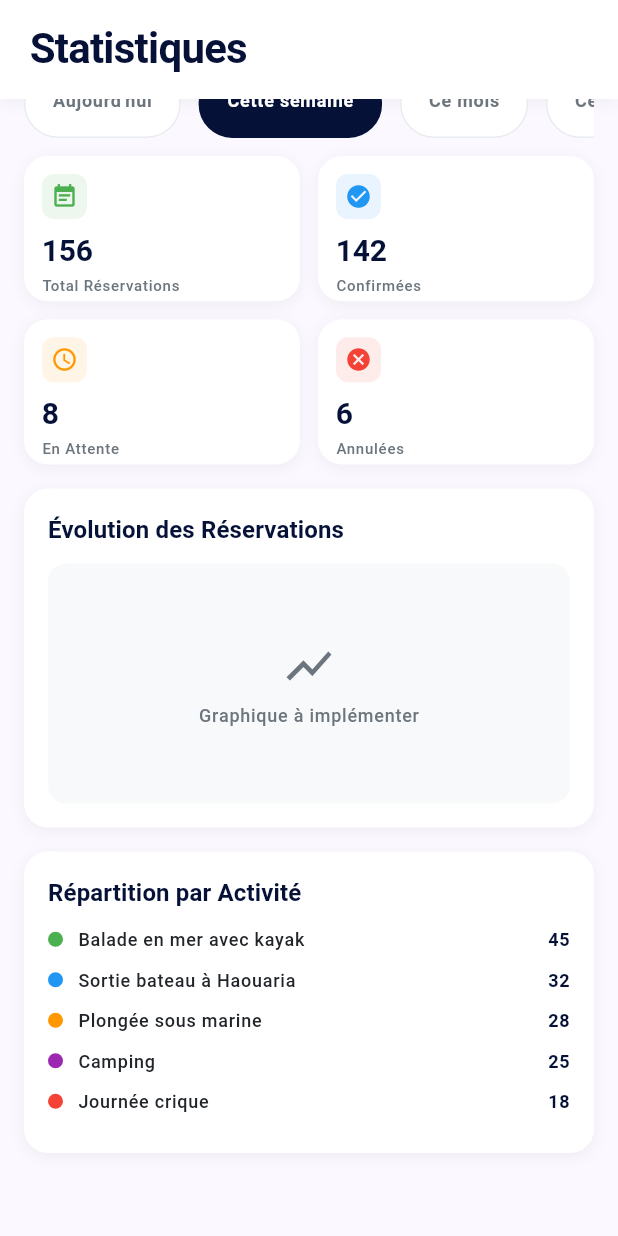
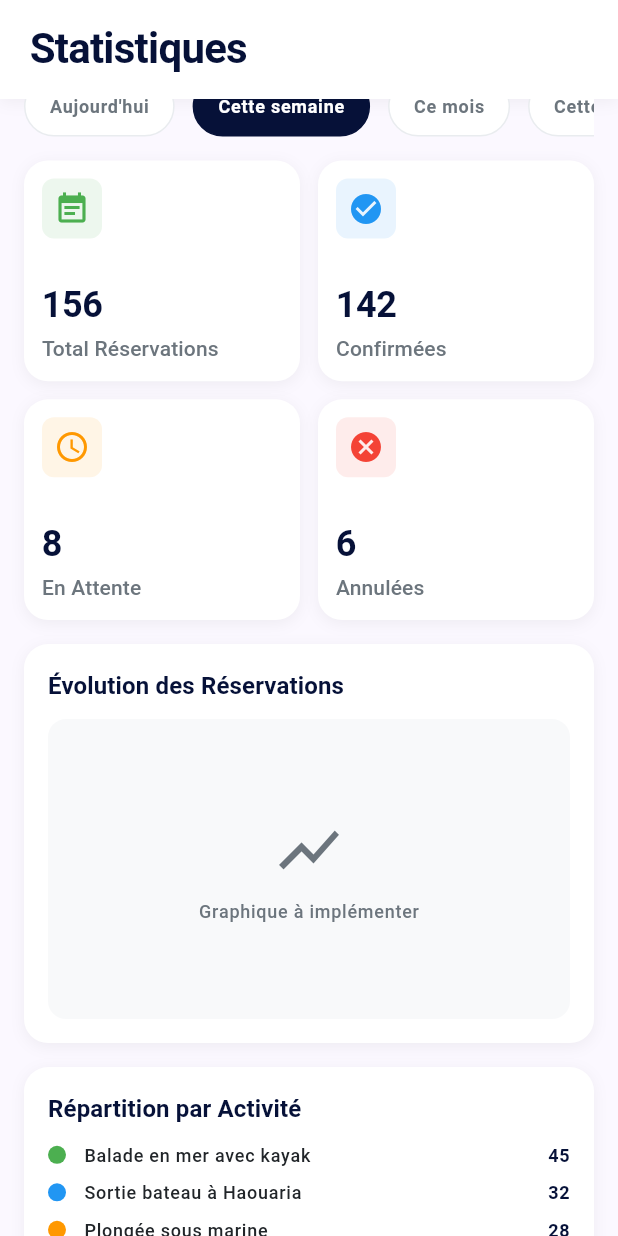
Before and after one commit to SalahEddineGhezaiel/JerbiApp, a Flutter app: the StatisticsContent widget shown alone on an empty page, opened directly, scrolled down 31 dp, on a phone screen of 412 x 824 dp. Run offline on Flutter 3.47's test engine with Material 3 defaults, Android fonts, the phone set to English and light mode, and no system bars; network calls fail; Roboto replaces fonts that are missing (SFPro).

Commit message:
Update statistics_content.dart

```diff
--- a/jerbi_app/lib/features/statistics/statistics_content.dart
+++ b/jerbi_app/lib/features/statistics/statistics_content.dart
@@ -30,17 +30,12 @@ class _StatisticsContentState extends State<StatisticsContent> {
           PageHeader(title: AppStrings.statisticsTitle),
           Expanded(
             child: SingleChildScrollView(
-              padding: EdgeInsets.fromLTRB(
-                AppDimensions.paddingL,
-                AppDimensions.paddingM,
-                AppDimensions.paddingL,
-                AppDimensions.paddingXXXL
-              ),
+              padding: EdgeInsets.all(AppDimensions.paddingL),
               child: Column(
                 crossAxisAlignment: CrossAxisAlignment.start,
                 children: [
                   _buildPeriodSelector(),
-                  SizedBox(height: AppDimensions.spaceM),
+                  SizedBox(height: AppDimensions.spaceL),
                   _buildStatsCards(),
                   SizedBox(height: AppDimensions.spaceL),
                   _buildChartsSection(),
@@ -58,7 +53,7 @@ class _StatisticsContentState extends State<StatisticsContent> {
 
   Widget _buildPeriodSelector() {
     return SizedBox(
-      height: 45,
+      height: 40,
       child: ListView.builder(
         scrollDirection: Axis.horizontal,
         itemCount: AppConstants.timePeriods.length,
@@ -76,21 +71,23 @@ class _StatisticsContentState extends State<StatisticsContent> {
               },
               child: Container(
                 padding: EdgeInsets.symmetric(
-                  horizontal: AppDimensions.paddingL + 2,
-                  vertical: AppDimensions.paddingS + 2
+                  horizontal: AppDimensions.paddingL,
+                  vertical: AppDimensions.paddingS
                 ),
                 decoration: BoxDecoration(
                   color: isSelected ? AppColors.primary : AppColors.surface,
-                  borderRadius: BorderRadius.circular(AppDimensions.radiusCircular / 2),
+                  borderRadius: BorderRadius.circular(20),
                   border: Border.all(
                     color: isSelected ? AppColors.primary : AppColors.border,
                   ),
                 ),
+                child: Center(
                   child: Text(
                     period,
                     style: AppTextStyles.labelMedium.copyWith(
                       color: isSelected ? AppColors.textOnPrimary : AppColors.textSecondary,
                       fontWeight: FontWeight.w600,
+                    ),
                   ),
                 ),
               ),
@@ -102,39 +99,59 @@ class _StatisticsContentState extends State<StatisticsContent> {
   }
 
   Widget _buildStatsCards() {
-    return GridView.count(
-      crossAxisCount: 2,
-      shrinkWrap: true,
-      physics: const NeverScrollableScrollPhysics(),
-      crossAxisSpacing: AppDimensions.spaceM,
-      mainAxisSpacing: AppDimensions.spaceM,
-      childAspectRatio: AppDimensions.statCardAspectRatio,
+    return LayoutBuilder(
+      builder: (context, constraints) {
+        // Calculate card width based on available space
+        final cardWidth = (constraints.maxWidth - AppDimensions.spaceM) / 2;
+        final cardHeight = cardWidth * 0.8; // Aspect ratio of 0.8
+
+        return Wrap(
+          spacing: AppDimensions.spaceM,
+          runSpacing: AppDimensions.spaceM,
           children: [
-        _buildStatCard(
+            SizedBox(
+              width: cardWidth,
+              height: cardHeight,
+              child: _buildStatCard(
                 AppStrings.totalReservations,
                 '${_mockStats['totalReservations']}',
                 Icons.event_note,
                 AppColors.chartGreen,
               ),
-        _buildStatCard(
+            ),
+            SizedBox(
+              width: cardWidth,
+              height: cardHeight,
+              child: _buildStatCard(
                 AppStrings.confirmedReservations,
                 '${_mockStats['confirmedReservations']}',
                 Icons.check_circle,
                 AppColors.chartBlue,
               ),
-        _buildStatCard(
+            ),
+            SizedBox(
+              width: cardWidth,
+              height: cardHeight,
+              child: _buildStatCard(
                 AppStrings.pendingReservations,
                 '${_mockStats['pendingReservations']}',
                 Icons.schedule,
                 AppColors.chartOrange,
               ),
-        _buildStatCard(
+            ),
+            SizedBox(
+              width: cardWidth,
+              height: cardHeight,
+              child: _buildStatCard(
                 AppStrings.cancelledReservations,
                 '${_mockStats['cancelledReservations']}',
                 Icons.cancel,
                 AppColors.chartRed,
               ),
+            ),
           ],
+        );
+      },
     );
   }
 
@@ -154,29 +171,39 @@ class _StatisticsContentState extends State<StatisticsContent> {
       ),
       child: Column(
         crossAxisAlignment: CrossAxisAlignment.start,
-        children: [
-          Row(
+        mainAxisAlignment: MainAxisAlignment.spaceBetween,
         children: [
           Container(
-                padding: EdgeInsets.all(AppDimensions.paddingXS + 2),
+            padding: EdgeInsets.all(AppDimensions.paddingS),
             decoration: BoxDecoration(
               color: color.withValues(alpha: 0.1),
               borderRadius: BorderRadius.circular(AppDimensions.radiusS),
             ),
-                child: Icon(icon, color: color, size: AppDimensions.iconSizeXS),
+            child: Icon(icon, color: color, size: 24),
           ),
-              const Spacer(),
-            ],
-          ),
-          SizedBox(height: AppDimensions.spaceS),
+          Column(
+            crossAxisAlignment: CrossAxisAlignment.start,
+            children: [
               Text(
                 value,
-            style: AppTextStyles.h4.copyWith(color: AppColors.primary),
+                style: AppTextStyles.h3.copyWith(
+                  color: AppColors.primary,
+                  fontWeight: FontWeight.bold,
+                ),
+                maxLines: 1,
+                overflow: TextOverflow.ellipsis,
               ),
               SizedBox(height: AppDimensions.spaceXS),
               Text(
                 title,
-            style: AppTextStyles.labelSmall.copyWith(color: AppColors.textSecondary),
+                style: AppTextStyles.bodyMedium.copyWith(
+                  color: AppColors.textSecondary,
+                  fontWeight: FontWeight.w500,
+                ),
+                maxLines: 2,
+                overflow: TextOverflow.ellipsis,
+              ),
+            ],
           ),
         ],
       ),
@@ -185,6 +212,7 @@ class _StatisticsContentState extends State<StatisticsContent> {
 
   Widget _buildChartsSection() {
     return Container(
+      width: double.infinity,
       padding: EdgeInsets.all(AppDimensions.paddingL),
       decoration: BoxDecoration(
         color: AppColors.surface,
@@ -206,7 +234,8 @@ class _StatisticsContentState extends State<StatisticsContent> {
           ),
           SizedBox(height: AppDimensions.spaceM),
           Container(
-            height: AppDimensions.chartHeight,
+            height: 200,
+            width: double.infinity,
             decoration: BoxDecoration(
               color: AppColors.background,
               borderRadius: BorderRadius.circular(AppDimensions.radiusM),
@@ -217,13 +246,15 @@ class _StatisticsContentState extends State<StatisticsContent> {
                 children: [
                   Icon(
                     Icons.show_chart,
-                    size: AppDimensions.iconSize + 12,
+                    size: 48,
                     color: AppColors.textSecondary,
                   ),
-                  SizedBox(height: AppDimensions.paddingXS + 2),
+                  SizedBox(height: AppDimensions.spaceS),
                   Text(
                     AppStrings.chartPlaceholder,
-                    style: AppTextStyles.labelMedium.copyWith(color: AppColors.textSecondary),
+                    style: AppTextStyles.labelMedium.copyWith(
+                      color: AppColors.textSecondary,
+                    ),
                   ),
                 ],
               ),
@@ -244,6 +275,7 @@ class _StatisticsContentState extends State<StatisticsContent> {
     ];
 
     return Container(
+      width: double.infinity,
       padding: EdgeInsets.all(AppDimensions.paddingL),
       decoration: BoxDecoration(
         color: AppColors.surface,
@@ -265,22 +297,25 @@ class _StatisticsContentState extends State<StatisticsContent> {
           ),
           SizedBox(height: AppDimensions.spaceM),
           ...activities.map((activity) => Padding(
-            padding: EdgeInsets.only(bottom: AppDimensions.spaceS + 2),
+            padding: EdgeInsets.only(bottom: AppDimensions.spaceS),
             child: Row(
               children: [
                 Container(
-                  width: AppDimensions.chartIndicatorSize,
-                  height: AppDimensions.chartIndicatorSize,
+                  width: 12,
+                  height: 12,
                   decoration: BoxDecoration(
                     color: activity['color'] as Color,
-                    borderRadius: BorderRadius.circular(AppDimensions.chartIndicatorSize / 2),
+                    borderRadius: BorderRadius.circular(6),
                   ),
                 ),
-                SizedBox(width: AppDimensions.spaceS + 2),
+                SizedBox(width: AppDimensions.spaceM),
                 Expanded(
                   child: Text(
                     activity['name'] as String,
-                    style: AppTextStyles.labelMedium.copyWith(color: AppColors.textPrimary),
+                    style: AppTextStyles.labelMedium.copyWith(
+                      color: AppColors.textPrimary,
+                    ),
+                    overflow: TextOverflow.ellipsis,
                   ),
                 ),
                 Text(
```
Lines whose indentation alone changed are shown as unchanged.
